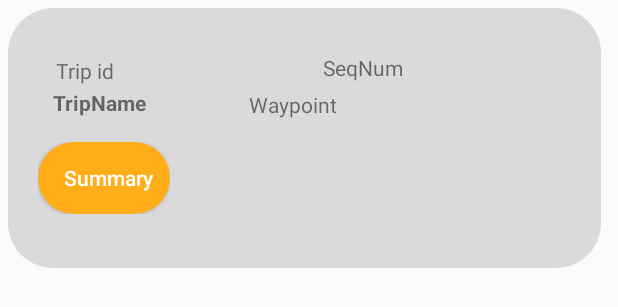
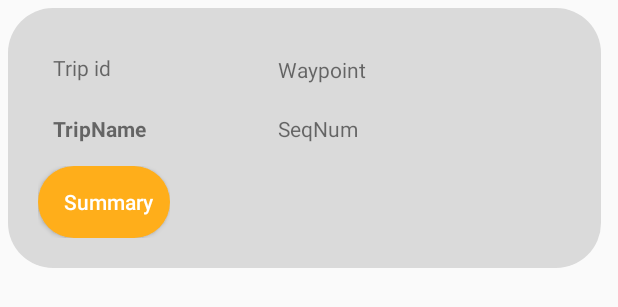
Before and after one commit to Aelbish/CSCI-4060-AIMS-Project, an Android app: the layout sample_trips_list.xml on its own in the app's theme, with its tools: preview values and no code run, on a phone screen of 412 x 824 dp. Shown: the top 307 px of the screen. Run offline under Robolectric (Android 15) with nearby library versions, the phone set to English and light mode, and no system bars; network calls fail.

Commit message:
Made changes to layout

```diff
--- a/app/src/main/res/layout/sample_trips_list.xml
+++ b/app/src/main/res/layout/sample_trips_list.xml
@@ -16,37 +16,21 @@
         android:padding="20dp">
 
 
-        <RelativeLayout
+        <LinearLayout
             android:layout_width="match_parent"
             android:layout_height="wrap_content"
+            android:orientation="horizontal"
             android:padding="10dp">
 
             <TextView
                 android:id="@+id/txtTripId"
-                android:layout_width="94dp"
+                android:layout_width="150dp"
                 android:layout_height="wrap_content"
-                android:padding="2dp"
                 android:text="Trip id" />
 
             <TextView
-                android:id="@+id/txtTripName"
+                android:id="@+id/txtTripWaypoint"
                 android:layout_width="wrap_content"
-                android:layout_height="wrap_content"
-                android:layout_below="@id/txtTripId"
-                android:text="TripName"
-                android:textStyle="bold" />
-
-            <TextView
-                android:id="@+id/txtTripSeq"
-                android:layout_width="170dp"
-                android:layout_height="wrap_content"
-                android:layout_alignRight="@+id/txtTripId"
-                android:layout_marginRight="-256dp"
-                android:text="SeqNum" />
-
-            <TextView
-                android:id="@+id/txtTripWaypoint"
-                android:layout_width="171dp"
                 android:layout_height="wrap_content"
                 android:layout_below="@id/txtTripId"
                 android:layout_alignRight="@+id/txtTripName"
@@ -55,7 +39,31 @@
                 android:text="Waypoint" />
 
 
-        </RelativeLayout>
+        </LinearLayout>
+
+        <LinearLayout
+            android:layout_width="match_parent"
+            android:layout_height="wrap_content"
+            android:orientation="horizontal"
+            android:padding="10dp">
+
+            <TextView
+                android:id="@+id/txtTripName"
+                android:layout_width="150dp"
+                android:layout_height="wrap_content"
+                android:layout_below="@id/txtTripId"
+                android:text="TripName"
+                android:textStyle="bold" />
+
+            <TextView
+                android:id="@+id/txtTripSeq"
+                android:layout_width="wrap_content"
+                android:layout_height="wrap_content"
+                android:layout_alignRight="@+id/txtTripId"
+                android:layout_marginRight="-256dp"
+                android:text="SeqNum" />
+
+        </LinearLayout>
 
         <RelativeLayout
             android:layout_width="wrap_content"
```
Also changed, not shown: 6 other files.
